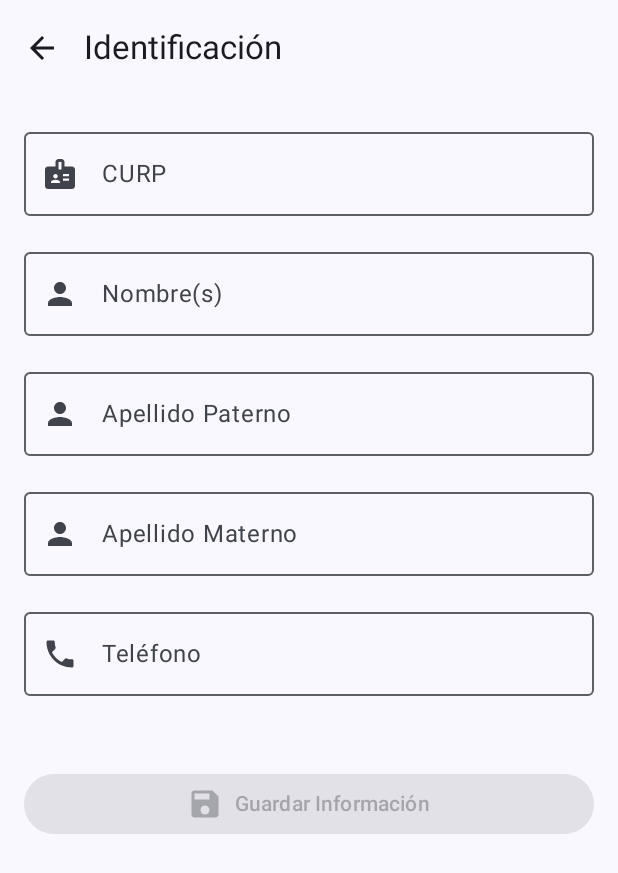
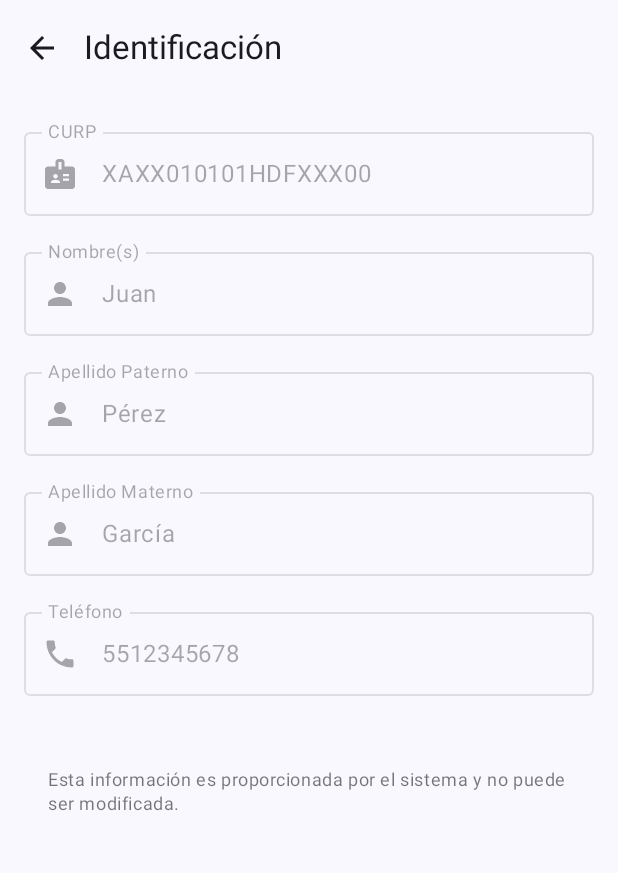
Before and after one commit to Zanila-drip/Collitav1-Front, an Android app built with Jetpack Compose: the IdentificacionScreen screen opened through its navigation route, on a phone screen of 412 x 824 dp. Shown: the top 873 px of the screen. Run offline under Robolectric (Android 15) with nearby library versions, the phone set to English and light mode, and no system bars.

Commit message:
v1.4.1 Datos-> Mi Identificacion

```diff
--- a/app/src/main/java/com/programobil/collitav1_front/ui/screens/IdentificacionScreen.kt
+++ b/app/src/main/java/com/programobil/collitav1_front/ui/screens/IdentificacionScreen.kt
@@ -22,11 +22,12 @@ import androidx.navigation.compose.rememberNavController
 fun IdentificacionScreen(
     navController: NavController
 ) {
-    var curp by remember { mutableStateOf("") }
-    var nombre by remember { mutableStateOf("") }
-    var apellidoPaterno by remember { mutableStateOf("") }
-    var apellidoMaterno by remember { mutableStateOf("") }
-    var telefono by remember { mutableStateOf("") }
+    // Datos de ejemplo (en producción vendrían del backend)
+    val curp = "XAXX010101HDFXXX00"
+    val nombre = "Juan"
+    val apellidoPaterno = "Pérez"
+    val apellidoMaterno = "García"
+    val telefono = "5512345678"
 
     Scaffold(
         topBar = {
@@ -51,13 +52,10 @@ fun IdentificacionScreen(
             // Campo CURP
             OutlinedTextField(
                 value = curp,
-                onValueChange = { curp = it.uppercase() },
+                onValueChange = { },
                 label = { Text("CURP") },
                 modifier = Modifier.fillMaxWidth(),
-                keyboardOptions = KeyboardOptions(
-                    keyboardType = KeyboardType.Text,
-                    imeAction = ImeAction.Next
-                ),
+                enabled = false,
                 singleLine = true,
                 leadingIcon = {
                     Icon(Icons.Default.Badge, contentDescription = "CURP")
@@ -67,13 +65,10 @@ fun IdentificacionScreen(
             // Campo Nombre
             OutlinedTextField(
                 value = nombre,
-                onValueChange = { nombre = it },
+                onValueChange = { },
                 label = { Text("Nombre(s)") },
                 modifier = Modifier.fillMaxWidth(),
-                keyboardOptions = KeyboardOptions(
-                    keyboardType = KeyboardType.Text,
-                    imeAction = ImeAction.Next
-                ),
+                enabled = false,
                 singleLine = true,
                 leadingIcon = {
                     Icon(Icons.Default.Person, contentDescription = "Nombre")
@@ -83,13 +78,10 @@ fun IdentificacionScreen(
             // Campo Apellido Paterno
             OutlinedTextField(
                 value = apellidoPaterno,
-                onValueChange = { apellidoPaterno = it },
+                onValueChange = { },
                 label = { Text("Apellido Paterno") },
                 modifier = Modifier.fillMaxWidth(),
-                keyboardOptions = KeyboardOptions(
-                    keyboardType = KeyboardType.Text,
-                    imeAction = ImeAction.Next
-                ),
+                enabled = false,
                 singleLine = true,
                 leadingIcon = {
                     Icon(Icons.Default.Person, contentDescription = "Apellido Paterno")
@@ -99,13 +91,10 @@ fun IdentificacionScreen(
             // Campo Apellido Materno
             OutlinedTextField(
                 value = apellidoMaterno,
-                onValueChange = { apellidoMaterno = it },
+                onValueChange = { },
                 label = { Text("Apellido Materno") },
                 modifier = Modifier.fillMaxWidth(),
-                keyboardOptions = KeyboardOptions(
-                    keyboardType = KeyboardType.Text,
-                    imeAction = ImeAction.Next
-                ),
+                enabled = false,
                 singleLine = true,
                 leadingIcon = {
                     Icon(Icons.Default.Person, contentDescription = "Apellido Materno")
@@ -115,42 +104,25 @@ fun IdentificacionScreen(
             // Campo Teléfono
             OutlinedTextField(
                 value = telefono,
-                onValueChange = {
-                    if (it.length <= 10) {
-                        telefono = it.filter { char -> char.isDigit() }
-                    }
-                },
+                onValueChange = { },
                 label = { Text("Teléfono") },
                 modifier = Modifier.fillMaxWidth(),
-                keyboardOptions = KeyboardOptions(
-                    keyboardType = KeyboardType.Phone,
-                    imeAction = ImeAction.Done
-                ),
+                enabled = false,
                 singleLine = true,
                 leadingIcon = {
                     Icon(Icons.Default.Phone, contentDescription = "Teléfono")
-                },
-                placeholder = { Text("10 dígitos") }
+                }
             )
 
             Spacer(modifier = Modifier.height(16.dp))
 
-            // Botón de Guardar
-            Button(
-                onClick = { /* TODO: Implementar guardado */ },
-                modifier = Modifier.fillMaxWidth(),
-                enabled = curp.isNotBlank() && nombre.isNotBlank() &&
-                         apellidoPaterno.isNotBlank() && apellidoMaterno.isNotBlank() &&
-                         telefono.length == 10
-            ) {
-                Icon(
-                    imageVector = Icons.Default.Save,
-                    contentDescription = "Guardar",
-                    modifier = Modifier.size(24.dp)
-                )
-                Spacer(modifier = Modifier.width(8.dp))
-                Text("Guardar Información")
-            }
+            // Mensaje informativo
+            Text(
+                text = "Esta información es proporcionada por el sistema y no puede ser modificada.",
+                style = MaterialTheme.typography.bodySmall,
+                color = MaterialTheme.colorScheme.onSurface.copy(alpha = 0.6f),
+                modifier = Modifier.padding(horizontal = 16.dp)
+            )
         }
     }
 }
```
